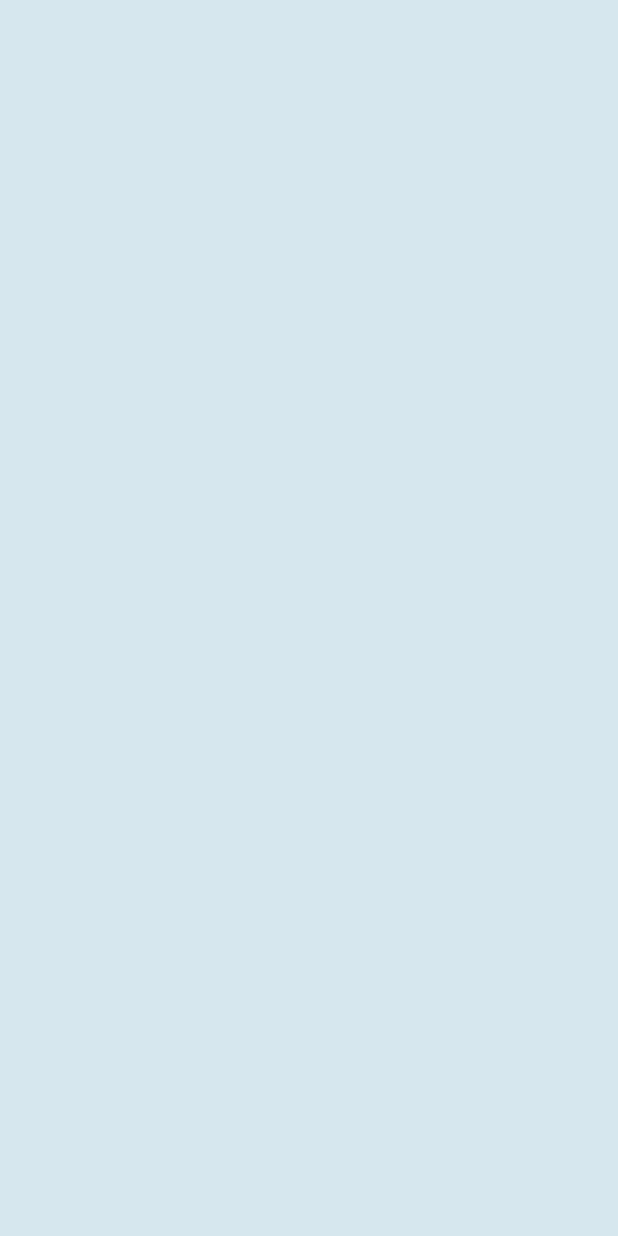
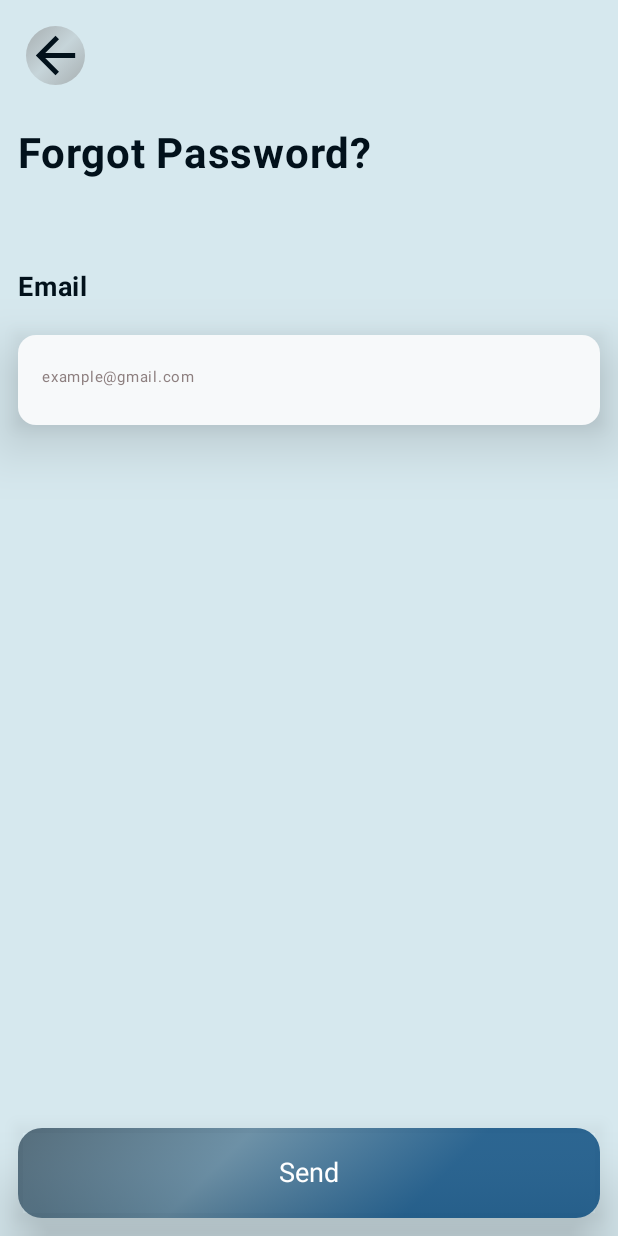
Before and after one commit to DinaOthman21/Graduation-Project, an Android app built with Jetpack Compose: the forgotPassword screen opened through its navigation route, on a phone screen of 412 x 824 dp. Before the commit the screen is empty. Run offline under Robolectric (Android 15) with nearby library versions, the phone set to English and light mode, and no system bars.

Commit message:
add forgot screen

```diff
--- /dev/null
+++ b/app/src/main/java/com/example/medisim/presentation/authScreens/forgotPassword/ForgotPasswordScreen.kt
@@ -0,0 +1,86 @@
+package com.example.medisim.presentation.authScreens.forgotPassword
+
+import androidx.compose.foundation.background
+import androidx.compose.foundation.clickable
+import androidx.compose.foundation.layout.Column
+import androidx.compose.foundation.layout.Row
+import androidx.compose.foundation.layout.Spacer
+import androidx.compose.foundation.layout.padding
+import androidx.compose.foundation.layout.size
+import androidx.compose.foundation.shape.CircleShape
+import androidx.compose.material.icons.Icons
+import androidx.compose.material.icons.automirrored.filled.ArrowBack
+import androidx.compose.material3.Icon
+import androidx.compose.material3.MaterialTheme
+import androidx.compose.runtime.Composable
+import androidx.compose.ui.Alignment
+import androidx.compose.ui.Modifier
+import androidx.compose.ui.graphics.Brush
+import androidx.compose.ui.graphics.Color
+import androidx.compose.ui.res.stringResource
+import androidx.compose.ui.text.font.FontWeight
+import androidx.compose.ui.tooling.preview.Preview
+import androidx.compose.ui.unit.dp
+import com.example.medisim.R
+import com.example.medisim.presentation.components.ButtonClickOn
+import com.example.medisim.presentation.components.EmailEditText
+import com.example.medisim.presentation.components.TextLabel
+import com.example.medisim.ui.theme.brush
+
+
+@Preview(showSystemUi = true, showBackground = true)
+@Composable
+fun ForgotPassword() {
+
+
+    Column(
+        modifier = Modifier.padding(12.dp),
+    ) {
+        Row(
+            modifier = Modifier.padding(bottom = 4.dp),
+            verticalAlignment = Alignment.CenterVertically
+        ) {
+            Icon(
+                imageVector = Icons.AutoMirrored.Default.ArrowBack,
+                contentDescription = "Arrow back",
+                Modifier
+                    .size(50.dp)
+                    .padding(5.dp)
+                    .background(brush, shape = CircleShape)
+                    .clickable {
+                        // navController.popBackStack()
+                    },
+                tint = MaterialTheme.colorScheme.primary
+            )
+
+        }
+
+        TextLabel(
+            text = stringResource(id = R.string.forgot_password),
+            modifier = Modifier.padding(top = 20.dp),
+            textFont = 28,
+            textFontWight = FontWeight.Bold
+        )
+        TextLabel(
+            text = stringResource(id = R.string.email),
+            modifier = Modifier.padding(top = 60.dp,bottom = 20.dp),
+            textFont = 18,
+            textFontWight = FontWeight.Bold
+        )
+        EmailEditText(
+            email = "",
+            isErrorEmail = false,
+            emailErrorMessage = "",
+            onValueChange = {}
+        )
+        Spacer(modifier = Modifier.weight(1f))
+        ButtonClickOn(
+            buttonText = stringResource(R.string.send),
+            paddingValue = 0) {
+
+        }
+
+
+
+    }
+}
--- a/app/src/main/java/com/example/medisim/presentation/components/EditTextComponents.kt
+++ b/app/src/main/java/com/example/medisim/presentation/components/EditTextComponents.kt
@@ -67,7 +67,8 @@ fun EmailEditText(
     editTextHeight: Int = 60,
     isErrorEmail:Boolean ,
     emailErrorMessage:String,
-    onValueChange:(String) -> Unit) {
+    onValueChange:(String) -> Unit
+) {
     Column {
 
         TextField(
--- a/app/src/main/java/com/example/medisim/presentation/navigation/AppNavigation.kt
+++ b/app/src/main/java/com/example/medisim/presentation/navigation/AppNavigation.kt
@@ -4,6 +4,7 @@ import androidx.compose.runtime.Composable
 import androidx.navigation.compose.NavHost
 import androidx.navigation.compose.composable
 import androidx.navigation.compose.rememberNavController
+import com.example.medisim.presentation.authScreens.forgotPassword.ForgotPassword
 import com.example.medisim.presentation.authScreens.login.LoginScreen
 
 
@@ -11,13 +12,14 @@ import com.example.medisim.presentation.authScreens.login.LoginScreen
 fun AppNavigation() {
     val navController = rememberNavController()
 
-    NavHost(navController = navController, startDestination = Screens.Login.route){
+    NavHost(navController = navController, startDestination = Screens.ForgotPassword.route){
         composable(route = Screens.Login.route){
             // login screen
             LoginScreen()
         }
         composable(route = Screens.ForgotPassword.route){
             // ForgotPassword screen
+            ForgotPassword()
         }
         composable(route = Screens.ForgotPasswordOTP.route){
             // Forgot Password OTP screen
--- a/app/src/main/res/values/strings.xml
+++ b/app/src/main/res/values/strings.xml
@@ -11,4 +11,7 @@
     <string name="don_t_have_account">"Don't have account? "</string>
     <string name="sign_up">Sign Up</string>
     <string name="or">OR</string>
+    <string name="otp_verification">OTP Verification</string>
+    <string name="submit">Submit</string>
+    <string name="send">Send</string>
 </resources>
```
Also changed, not shown: app/src/main/java/com/example/medisim/presentation/authScreens/forgotPassword/ForgotPasswordOtpScreen.kt (added, +79 -0 lines), app/src/main/java/com/example/medisim/ui/theme/Color.kt (+9 -0 lines), 1 other file.
